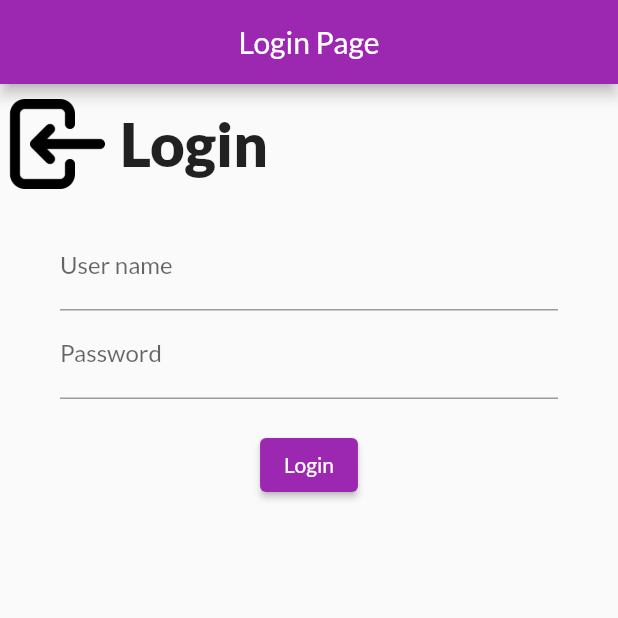
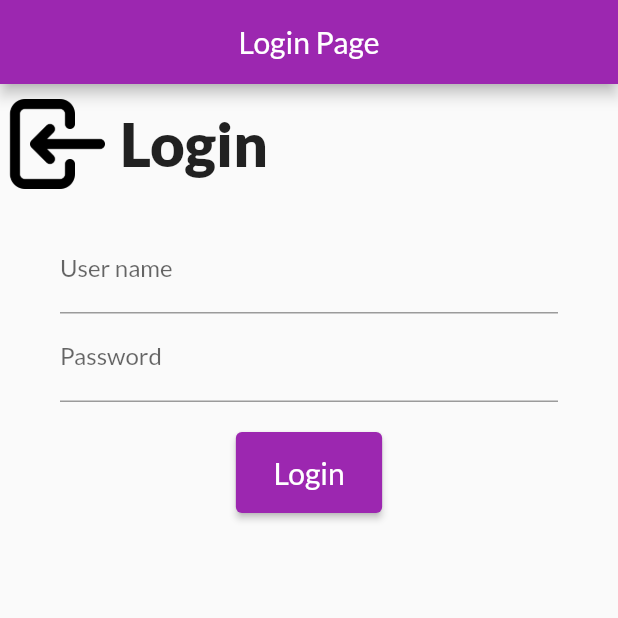
Before and after one commit to vinayak5002/Flutter, a Flutter app: the screen it shows after launch, on a phone screen of 412 x 824 dp, the top half of it. Run offline on Flutter 3.47's test engine with Material 2 defaults, Android fonts, the phone set to English and light mode, and no system bars; our stand-ins replace google_fonts.

Commit message:
navigators

```diff
--- a/lib/main.dart
+++ b/lib/main.dart
@@ -1,4 +1,5 @@
 import 'package:flutter/material.dart';
+import 'package:flutter_application_1/utils/routes.dart';
 import 'pages/second.dart';
 import 'package:flutter_application_1/pages/login.dart';
 
@@ -16,7 +17,7 @@ class MyApp extends StatelessWidget {
       darkTheme: ThemeData(brightness: Brightness.dark),
       routes: {
         "/" : (context) => LoginPage(),
-        "/Login" : (context) => LoginPage()
+        MyRoutes.home : (context) => FirstPage()
       },
     );
   }
--- a/lib/pages/login.dart
+++ b/lib/pages/login.dart
@@ -1,4 +1,5 @@
 import 'package:flutter/material.dart';
+import 'package:flutter_application_1/utils/routes.dart';
 import 'package:google_fonts/google_fonts.dart';
 
 class LoginPage extends StatelessWidget {
@@ -16,7 +17,8 @@ class LoginPage extends StatelessWidget {
           title: Text("Login Page"),
           centerTitle: true,
         ),
-        body: Column(
+        body: SingleChildScrollView(
+          child: Column(
             children: [
               Row(
                 children: [
@@ -31,7 +33,7 @@ class LoginPage extends StatelessWidget {
                 ],
               ),
               Padding(
-              padding: const EdgeInsets.symmetric(vertical :12.0, horizontal: 40),
+                padding: const EdgeInsets.symmetric(vertical :14.0, horizontal: 40),
                 child: Column(
                   children: [
                     TextFormField(
@@ -48,11 +50,21 @@ class LoginPage extends StatelessWidget {
                       ),
                     ),
                     SizedBox(height:20),
-                  ElevatedButton(onPressed: () {}, child: Text("Login")),
+                    ElevatedButton(onPressed: () {
+                      Navigator.pushNamed(context, MyRoutes.home);
+                      print("clicked");
+                    },
+                    child: Text("Login",style: TextStyle(fontSize: 20),),
+                    style: ElevatedButton.styleFrom(
+                    padding: EdgeInsets.symmetric(vertical: 15, horizontal: 25),
+                    ),
+
+                    ),
                   ],
                 ),
               ),
             ],
+          ),
         )
       ),
     );
--- a/lib/pages/second.dart
+++ b/lib/pages/second.dart
@@ -1,11 +1,9 @@
 import 'package:flutter/material.dart';
 import 'package:flutter_application_1/pages/login.dart';
+import 'package:flutter_application_1/utils/routes.dart';
 
 class FirstPage extends StatelessWidget {
   @override
-  void fuc(){
-
-  }
   Widget build(BuildContext context) {
     return Scaffold(
         appBar: AppBar(
@@ -15,7 +13,7 @@ class FirstPage extends StatelessWidget {
         body: Center(
           child: Column(children: [
             Text('I am in the center'),
-            ElevatedButton(onPressed: fuc, child: Text('click'))
+            ElevatedButton(onPressed: () {Navigator.pushNamed(context, MyRoutes.login);}, child: Text('click'))
           ],),
         ),
     );
--- /dev/null
+++ b/lib/utils/routes.dart
@@ -0,0 +1,4 @@
+class MyRoutes{
+  static String login = "/login";
+  static String home = "/home";
+}
```
Lines whose indentation alone changed are shown as unchanged.
